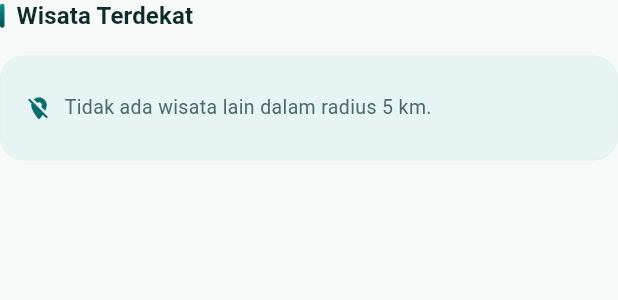
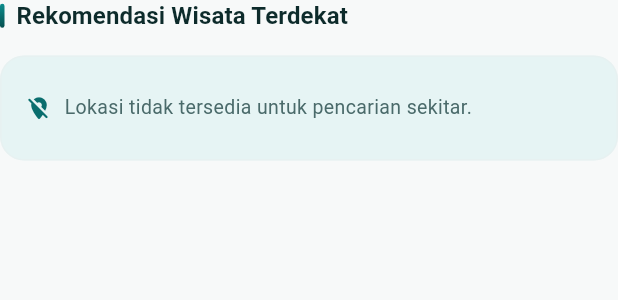
Before and after one commit to mochammadriyan25-svg/Wisata-Trenggalek, a Flutter app: the RecommendationSection widget shown alone on an empty page, opened directly with empty values, on a phone screen of 412 x 824 dp. Shown: the top 300 px of the screen. Run offline on Flutter 3.47's test engine with Material 3 defaults, Android fonts, the phone set to English and light mode, and no system bars; our stand-ins replace cloud_firestore, firebase_auth, firebase_core, flutter_map, google_sign_in, image_picker and 1 more; accounts and stored records are empty; network calls fail.

```diff
--- a/lib/widgets/detail/detail_recommendation_section.dart
+++ b/lib/widgets/detail/detail_recommendation_section.dart
@@ -11,14 +11,12 @@ import '../../core/theme/app_spacing.dart';
 
 class RecommendationSection extends StatefulWidget {
   final String currentDestinationId;
-  final String currentCategoryId;
   final double currentLatitude;
   final double currentLongitude;
 
   const RecommendationSection({
     super.key,
     required this.currentDestinationId,
-    required this.currentCategoryId,
     required this.currentLatitude,
     required this.currentLongitude,
   });
@@ -30,6 +28,18 @@ class RecommendationSection extends StatefulWidget {
 class _RecommendationSectionState extends State<RecommendationSection> {
   bool _isExpanded = false;
   static const int _initialCount = 4;
+
+  // ── Validasi Koordinat ───────────────────────────────────────────────────
+  bool get _hasValidCoordinates {
+    final lat = widget.currentLatitude;
+    final lon = widget.currentLongitude;
+
+    final isLatValid = lat >= -90.0 && lat <= 90.0;
+    final isLonValid = lon >= -180.0 && lon <= 180.0;
+    final isNotNullIsland = !(lat == 0.0 && lon == 0.0);
+
+    return isLatValid && isLonValid && isNotNullIsland;
+  }
 
   // ── Haversine ─────────────────────────────────────────────────────────────
   double _haversineDistance(
@@ -55,17 +65,17 @@ class _RecommendationSectionState extends State<RecommendationSection> {
     return '${km.toStringAsFixed(1)} km';
   }
 
-  // ── Bangun daftar rekomendasi ─────────────────────────────────────────────
-  // Prioritas 1 : dalam radius 5 km, sort jarak terdekat
-  // Prioritas 2 : jika < 4, isi dari kategori sama sort rating tertinggi
-  List<({DestinationModel destination, double distance, bool isNearby})>
-  _buildRecommendations(List<DestinationModel> allDestinations) {
+  // ── Build Rekomendasi: HANYA dalam 5 km, sort jarak ───────────────────────
+  List<({DestinationModel destination, double distance})> _buildRecommendations(
+    List<DestinationModel> allDestinations,
+  ) {
+    if (!_hasValidCoordinates) return [];
+
     final others =
         allDestinations
             .where((d) => d.id != widget.currentDestinationId)
             .toList();
 
-    // Grup 1 — nearby ≤ 5 km
     final nearbyList =
         others
             .map((d) {
@@ -75,46 +85,19 @@ class _RecommendationSectionState extends State<RecommendationSection> {
                 d.latitude,
                 d.longitude,
               );
-              return (destination: d, distance: dist, isNearby: true);
+              return (destination: d, distance: dist);
             })
-            .where((e) => e.distance <= 5)
+            .where((e) => e.distance <= 5.0)
             .toList()
           ..sort((a, b) => a.distance.compareTo(b.distance));
 
-    // Sudah cukup — tidak perlu filler
-    if (nearbyList.length >= _initialCount) return nearbyList;
-
-    // Grup 2 — filler: kategori sama, di luar radius, sort rating tertinggi
-    final nearbyIds = nearbyList.map((e) => e.destination.id).toSet();
-    final fillerList =
-        others
-            .where(
-              (d) =>
-                  d.categoryId == widget.currentCategoryId &&
-                  !nearbyIds.contains(d.id),
-            )
-            .map((d) {
-              final dist = _haversineDistance(
-                widget.currentLatitude,
-                widget.currentLongitude,
-                d.latitude,
-                d.longitude,
-              );
-              return (destination: d, distance: dist, isNearby: false);
-            })
-            .toList()
-          ..sort(
-            (a, b) => b.destination.rating.compareTo(a.destination.rating),
-          );
-
-    return [...nearbyList, ...fillerList];
+    return nearbyList;
   }
 
   @override
   Widget build(BuildContext context) {
     final provider = context.watch<DestinationProvider>();
 
-    // Loading
     if (provider.isLoading) {
       return const SizedBox(
         height: 80,
@@ -130,7 +113,6 @@ class _RecommendationSectionState extends State<RecommendationSection> {
     final recommendations = _buildRecommendations(provider.allDestinations);
     final total = recommendations.length;
 
-    // Beri index global pada setiap item
     final indexed =
         recommendations
             .asMap()
@@ -139,7 +121,6 @@ class _RecommendationSectionState extends State<RecommendationSection> {
               (e) => (
                 destination: e.value.destination,
                 distance: e.value.distance,
-                isNearby: e.value.isNearby,
                 index: e.key,
               ),
             )
@@ -165,7 +146,7 @@ class _RecommendationSectionState extends State<RecommendationSection> {
             ),
             const SizedBox(width: AppSpacing.sm),
             Text(
-              'Wisata Terdekat',
+              'Rekomendasi Wisata Terdekat',
               style: AppTextStyles.headlineSmall.copyWith(
                 color: AppColors.textPrimary,
               ),
@@ -195,21 +176,23 @@ class _RecommendationSectionState extends State<RecommendationSection> {
                   size: 18,
                 ),
                 const SizedBox(width: AppSpacing.sm),
-                Text(
-                  'Tidak ada wisata lain dalam radius 5 km.',
-                  style: AppTextStyles.bodyMedium.copyWith(
-                    color: AppColors.textSecondary,
-                    fontSize: 13,
+                Expanded(
+                  child: Text(
+                    !_hasValidCoordinates
+                        ? 'Lokasi tidak tersedia untuk pencarian sekitar.'
+                        : 'Tidak ada wisata lain dalam radius 5 km.',
+                    style: AppTextStyles.bodyMedium.copyWith(
+                      color: AppColors.textSecondary,
+                      fontSize: 13,
+                    ),
                   ),
                 ),
               ],
             ),
           )
-        // ── List destinasi
         else
           Column(
             children: [
-              // 4 card pertama — selalu tampil
               ...initialItems.map(
                 (item) => Padding(
                   padding: const EdgeInsets.only(bottom: AppSpacing.sm + 2),
@@ -217,13 +200,11 @@ class _RecommendationSectionState extends State<RecommendationSection> {
                     item: item.destination,
                     distance: item.distance,
                     formatDistance: _formatDistance,
-                    isClosest: item.index == 0 && item.isNearby,
-                    isNearby: item.isNearby,
+                    isClosest: item.index == 0,
                   ),
                 ),
               ),
 
-              // ── Card tambahan dengan animasi expand/collapse
               AnimatedSize(
                 duration: const Duration(milliseconds: 300),
                 curve: Curves.easeInOut,
@@ -242,7 +223,6 @@ class _RecommendationSectionState extends State<RecommendationSection> {
                                         distance: item.distance,
                                         formatDistance: _formatDistance,
                                         isClosest: false,
-                                        isNearby: item.isNearby,
                                       ),
                                     ),
                                   )
@@ -251,7 +231,6 @@ class _RecommendationSectionState extends State<RecommendationSection> {
                         : const SizedBox.shrink(),
               ),
 
-              // ── Tombol expand / collapse
               if (hasMore)
                 GestureDetector(
                   onTap: () => setState(() => _isExpanded = !_isExpanded),
@@ -300,20 +279,18 @@ class _RecommendationSectionState extends State<RecommendationSection> {
   }
 }
 
-// ── RECOMMENDATION CARD — horizontal (gambar kiri, info kanan) ────────────
+// ── RECOMMENDATION CARD ───────────────────────────────────────────────────
 class _RecommendationCard extends StatelessWidget {
   final DestinationModel item;
   final double distance;
   final String Function(double) formatDistance;
-  final bool isClosest; // badge "Terdekat" — hanya index 0 dari nearby
-  final bool isNearby; // border berbeda untuk filler kategori
+  final bool isClosest;
 
   const _RecommendationCard({
     required this.item,
     required this.distance,
     required this.formatDistance,
     required this.isClosest,
-    required this.isNearby,
   });
 
   @override
@@ -331,11 +308,8 @@ class _RecommendationCard extends StatelessWidget {
           borderRadius: BorderRadius.circular(AppSpacing.radiusLg),
           color: AppColors.surface,
           border: Border.all(
-            color:
-                isNearby
-                    ? AppColors.primary.withOpacity(0.35)
-                    : AppColors.divider.withOpacity(0.7),
-            width: isNearby ? 1.5 : 1,
+            color: AppColors.primary.withOpacity(0.35),
+            width: 1.5,
           ),
           boxShadow: [
             BoxShadow(
@@ -347,7 +321,6 @@ class _RecommendationCard extends StatelessWidget {
         ),
         child: Row(
           children: [
-            // ── Gambar kiri
             ClipRRect(
               borderRadius: const BorderRadius.horizontal(
                 left: Radius.circular(AppSpacing.radiusLg),
@@ -376,7 +349,6 @@ class _RecommendationCard extends StatelessWidget {
                         ),
                   ),
 
-                  // Badge "Terdekat" — hanya card index 0 dari nearby
                   if (isClosest)
                     Positioned(
                       top: AppSpacing.xs,
@@ -402,38 +374,10 @@ class _RecommendationCard extends StatelessWidget {
                         ),
                       ),
                     ),
-
-                  // Badge "Rekomendasi" — filler kategori sama
-                  if (!isNearby)
-                    Positioned(
-                      top: AppSpacing.xs,
-                      left: AppSpacing.xs,
-                      child: Container(
-                        padding: const EdgeInsets.symmetric(
-                          horizontal: AppSpacing.xs + 2,
-                          vertical: 2,
-                        ),
-                        decoration: BoxDecoration(
-                          color: AppColors.earth.withOpacity(0.9),
-                          borderRadius: BorderRadius.circular(
-                            AppSpacing.radiusSm,
-                          ),
-                        ),
-                        child: Text(
-                          'Rekomendasi',
-                          style: AppTextStyles.caption.copyWith(
-                            fontSize: 9,
-                            fontWeight: FontWeight.w700,
-                            color: AppColors.textOnDark,
-                          ),
-                        ),
-                      ),
-                    ),
                 ],
               ),
             ),
 
-            // ── Info kanan
             Expanded(
               child: Padding(
                 padding: const EdgeInsets.symmetric(
@@ -443,7 +387,6 @@ class _RecommendationCard extends StatelessWidget {
                 child: Column(
                   crossAxisAlignment: CrossAxisAlignment.start,
                   children: [
-                    // Nama
                     Text(
                       item.name,
                       maxLines: 2,
@@ -455,7 +398,6 @@ class _RecommendationCard extends StatelessWidget {
                     ),
                     const SizedBox(height: AppSpacing.xs),
 
-                    // Lokasi
                     Row(
                       children: [
                         Icon(
@@ -479,10 +421,8 @@ class _RecommendationCard extends StatelessWidget {
                     ),
                     const SizedBox(height: AppSpacing.xs + 2),
 
-                    // Rating + Jarak
                     Row(
                       children: [
-                        // Rating
                         Container(
                           padding: const EdgeInsets.symmetric(
                             horizontal: AppSpacing.xs + 2,
@@ -516,7 +456,6 @@ class _RecommendationCard extends StatelessWidget {
                         ),
                         const SizedBox(width: AppSpacing.xs + 2),
 
-                        // Jarak
                         Row(
                           children: [
                             Icon(
@@ -539,7 +478,6 @@ class _RecommendationCard extends StatelessWidget {
                     ),
                     const SizedBox(height: AppSpacing.xs),
 
-                    // Harga
                     Text(
                       item.formattedPriceAdult,
                       style: AppTextStyles.headlineSmall.copyWith(
@@ -552,7 +490,6 @@ class _RecommendationCard extends StatelessWidget {
               ),
             ),
 
-            // ── Chevron
             Padding(
               padding: const EdgeInsets.only(right: AppSpacing.sm),
               child: Icon(
```
Also changed, not shown: lib/widgets/detail/accommodation_recommendation_section.dart (+26 -12 lines).
